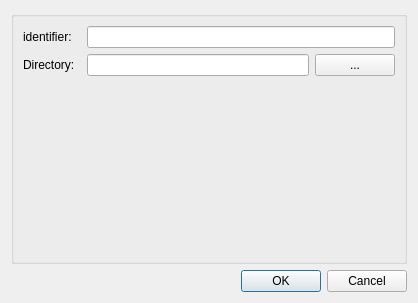
This is mapclientplugins/directorychooserstep/qt/configuredialog.ui in mlin865/mapclientplugins.directorychooserstep as Qt 5 draws it before an edit. The edited form follows.
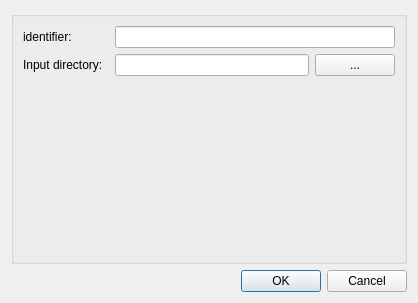
This is the edited form.

Commit message: Edit confirgure dialog label

```diff
--- a/mapclientplugins/directorychooserstep/qt/configuredialog.ui
+++ b/mapclientplugins/directorychooserstep/qt/configuredialog.ui
@@ -43,7 +43,7 @@
       <item row="1" column="0">
        <widget class="QLabel" name="label1">
         <property name="text">
-         <string>Directory:  </string>
+         <string>Input directory:  </string>
         </property>
        </widget>
       </item>
```
The commit also changes 1 other file.
